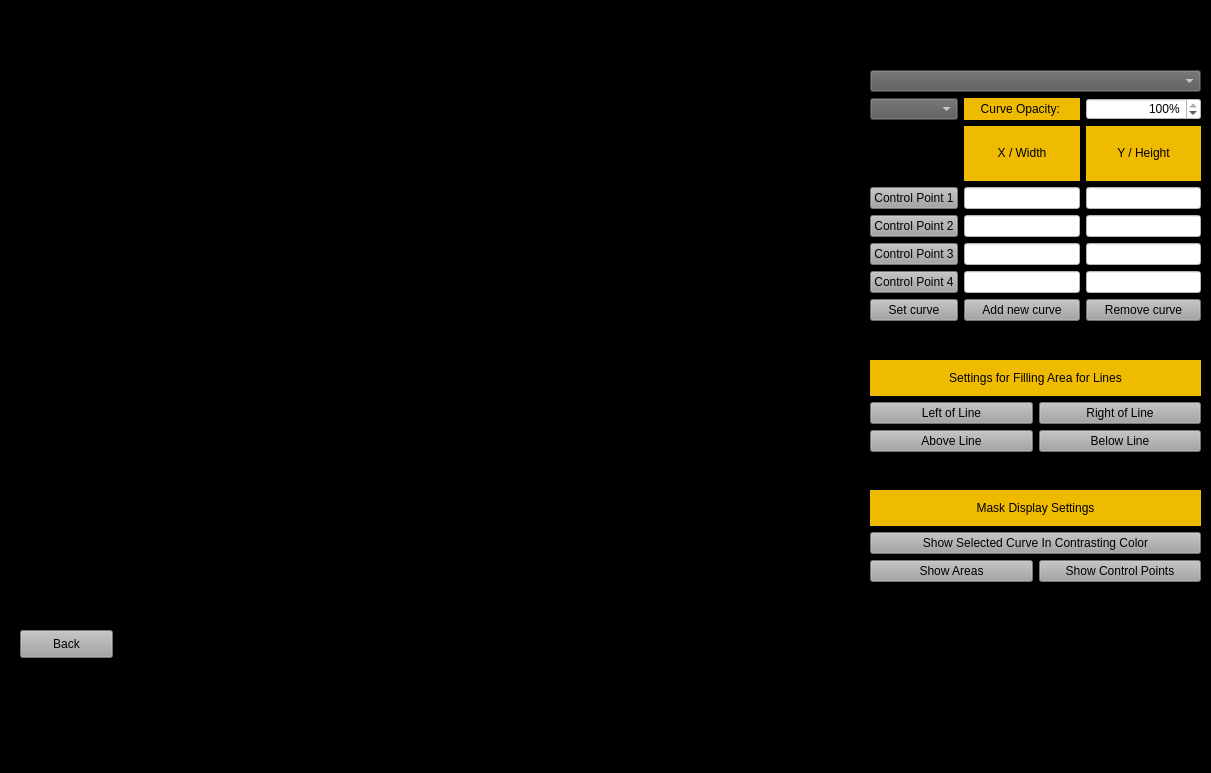
First picture: the form in GUI/GeometryEditingWindow.ui, repository K3N-TR4N/Project-Edge-Blending, before the edit.
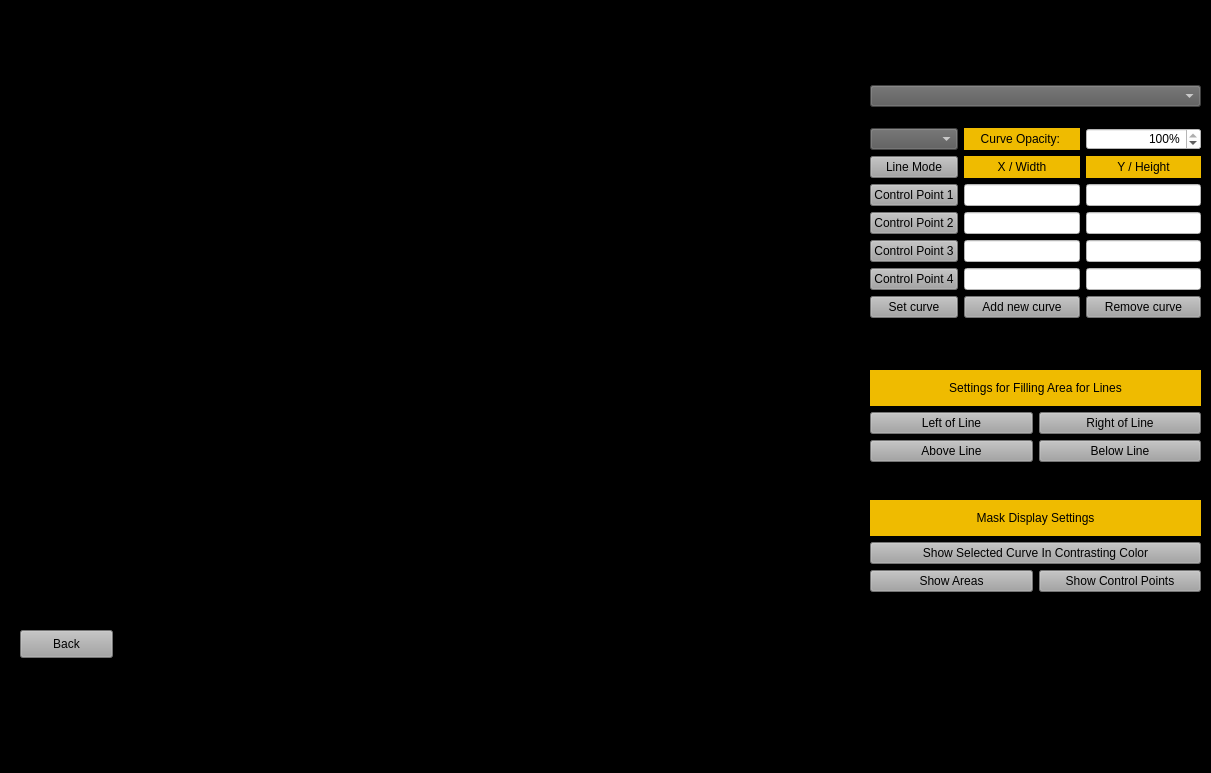
Second picture: the form after the edit.

Commit message: Fixed removal of curves bugs in GUI

The edit to the form file:
```diff
--- a/GUI/GeometryEditingWindow.ui
+++ b/GUI/GeometryEditingWindow.ui
@@ -68,7 +68,7 @@
        <x>0</x>
        <y>0</y>
        <width>331</width>
-       <height>251</height>
+       <height>263</height>
       </rect>
      </property>
      <layout class="QVBoxLayout" name="verticalLayout_1">
@@ -354,6 +354,26 @@
           </property>
          </widget>
         </item>
+        <item row="1" column="0">
+         <widget class="QPushButton" name="Line_mode_btn">
+          <property name="styleSheet">
+           <string notr="true">QPushButton {
+background-color: rgb(162, 162, 162);
+}
+
+QPushButton:hover {
+background-color: rgb(38, 186, 255);
+}
+
+QPushButton:pressed {
+	background-color: rgb(19, 92, 126);
+}</string>
+          </property>
+          <property name="text">
+           <string>Line Mode</string>
+          </property>
+         </widget>
+        </item>
        </layout>
       </item>
      </layout>
@@ -362,7 +382,7 @@
      <property name="geometry">
       <rect>
        <x>0</x>
-       <y>290</y>
+       <y>300</y>
        <width>331</width>
        <height>92</height>
       </rect>
@@ -472,7 +492,7 @@
      <property name="geometry">
       <rect>
        <x>0</x>
-       <y>420</y>
+       <y>430</y>
        <width>331</width>
        <height>92</height>
       </rect>
```
The commit also changes 1 other file.
